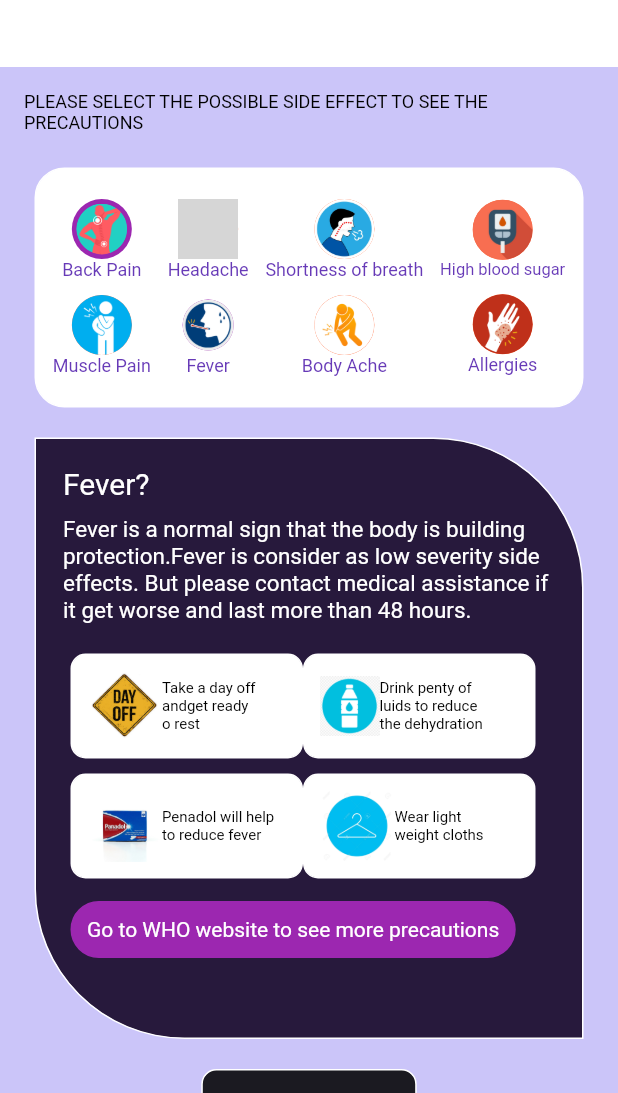
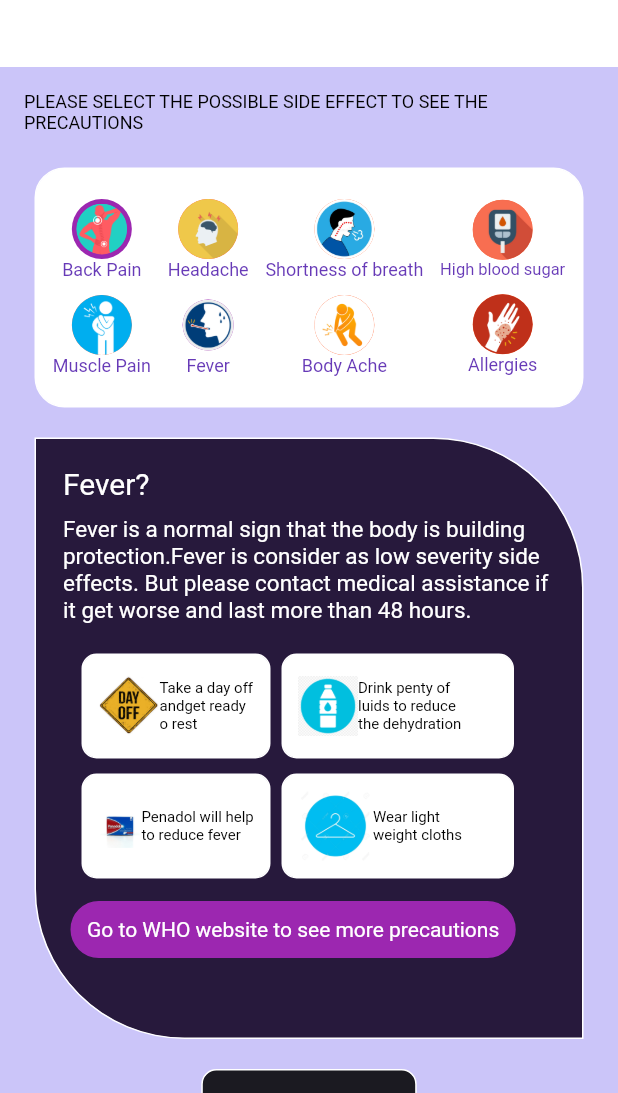
Before and after one commit to Rwishwajith/The-Shield, a Flutter app: the PossibleSideEffectsScreen screen opened directly, scrolled down 117 dp, after a tap on "More precaution steps", on a phone screen of 412 x 824 dp, the part 143-1236 px from its top. Run offline on Flutter 3.47's test engine with Material 2 defaults, Android fonts, the phone set to English and light mode, and no system bars; our stand-ins replace cloud_firestore, firebase_auth, firebase_core, fl_chart, flutter_rating_bar, font_awesome_flutter and 6 more; missing offline and left inert: flutter_facebook_auth, is_first_run; accounts and stored records are empty; grey boxes are pictures that could not be loaded.

Commit message:
Bug Fixes

```diff
--- a/the_shield/lib/main_menu/remedies/factor_affection.dart
+++ b/the_shield/lib/main_menu/remedies/factor_affection.dart
@@ -16,7 +16,7 @@ class _FactorAffectionScreenState extends State<FactorAffectionScreen> {
 
   DateTime selectedDate = DateTime.now();
   final AssetImage logoImage = const AssetImage('assets/images/shield_logo.png');
-  final AssetImage headAcheImage = const AssetImage('assets/images/headache.png');
+  final AssetImage headAcheImage = const AssetImage('assets/images/f7head.jpg');
   String _diseases = 'Select';
   String _vaccine = 'Select';
   bool _vaccinationSelected = false;
--- a/the_shield/lib/main_menu/vaccine_compatibility.dart
+++ b/the_shield/lib/main_menu/vaccine_compatibility.dart
@@ -457,7 +457,7 @@ class _VaccineCompatibilityState extends State<VaccineCompatibility> {
                   child: Column(
                     children: [
                       Text(
-                        'Based on the given data, SInopharm BIBP vaccine is',
+                        'Based on the given data, Sinopharm BIBP vaccine is',
                         style: TextStyle(color: Colors.black, fontSize: 15),
                       ),
                       Text(
@@ -600,7 +600,7 @@ class _PossibleSideEffectsScreenState extends State<PossibleSideEffectsScreen> {
     final AssetImage logoImage =
         const AssetImage('assets/images/shield_logo.png');
     final AssetImage backPain = const AssetImage('assets/images/Backpain.png');
-    final AssetImage headache = const AssetImage('assets/images/Headache.png');
+    final AssetImage headache = const AssetImage('assets/images/573204.png');
     final AssetImage shortness =
         const AssetImage('assets/images/Shortnessofbreath.jpg');
     final AssetImage highBlood =
@@ -1194,7 +1194,7 @@ class _SideEffectPrecautionsScreenState
     final AssetImage logoImage =
         const AssetImage('assets/images/shield_logo.png');
     final AssetImage backPain = const AssetImage('assets/images/Backpain.png');
-    final AssetImage headache = const AssetImage('assets/images/Headache.png');
+    final AssetImage headache = const AssetImage('assets/images/573204.png');
     final AssetImage shortness =
         const AssetImage('assets/images/Shortnessofbreath.jpg');
     final AssetImage highBlood =
@@ -1441,7 +1441,7 @@ class _SideEffectPrecautionsScreenState
                           width: 5,
                         ),
                         Container(
-                          width: 155,
+                          width: 126,
                           height: 70,
                           padding: EdgeInsets.all(10.0),
                           decoration: BoxDecoration(
@@ -1453,7 +1453,7 @@ class _SideEffectPrecautionsScreenState
                             children: [
                               Image(
                                 image: dayoff,
-                                width: 50,
+                                width: 41,
                                 height: 50,
                               ),
                               Text(
@@ -1503,7 +1503,7 @@ class _SideEffectPrecautionsScreenState
                           width: 5,
                         ),
                         Container(
-                          width: 155,
+                          width: 126,
                           height: 70,
                           padding: EdgeInsets.all(10.0),
                           decoration: BoxDecoration(
@@ -1515,7 +1515,7 @@ class _SideEffectPrecautionsScreenState
                             children: [
                               Image(
                                 image: penadol,
-                                width: 50,
+                                width: 29,
                                 height: 50,
                               ),
                               Text(
```
Also changed, not shown: the_shield/assets/images/573204.png (added), the_shield/assets/images/f7head.jpg (added).
